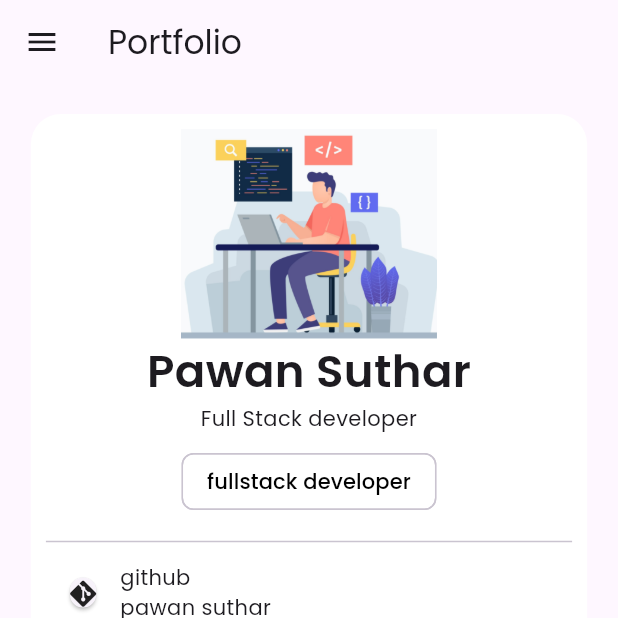
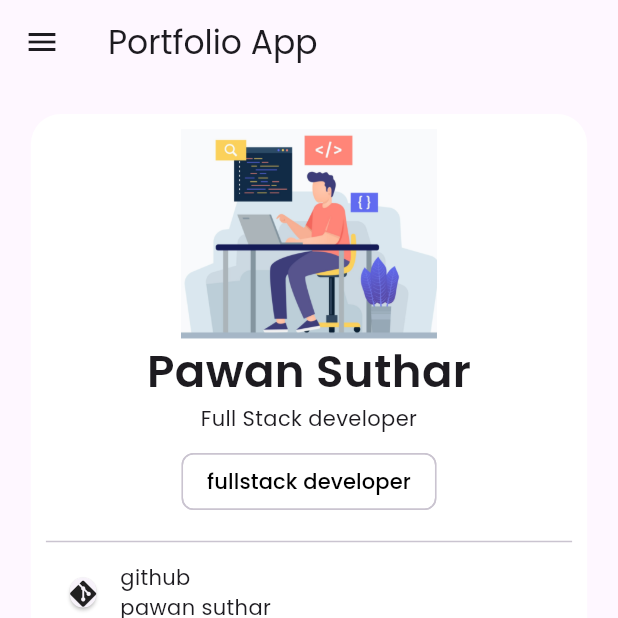
Before and after one commit to pawan-suthar/portfolio-flutter, a Flutter app: the screen it shows after launch, on a phone screen of 412 x 824 dp, the top half of it. Run offline on Flutter 3.47's test engine with Material 2 defaults, Android fonts, the phone set to English and light mode, and no system bars; drawn by our look-alikes of timelines; our stand-ins replace font_awesome_flutter, velocity_x.

Commit message:
name changes

```diff
--- a/lib/main.dart
+++ b/lib/main.dart
@@ -13,7 +13,7 @@ class MyApp extends StatelessWidget {
   Widget build(BuildContext context) {
     return MaterialApp(
         debugShowCheckedModeBanner: false,
-        title: 'Portfolio App',
+        title: 'Portfolio',
         theme: ThemeData(
           primarySwatch: Colors.purple,
           canvasColor: Colors.white,
--- a/lib/portfolio.dart
+++ b/lib/portfolio.dart
@@ -31,7 +31,7 @@ class _portfolioState extends State<portfolio> {
 
     return Scaffold(
         appBar: AppBar(
-          title: const Text("Portfolio"),
+          title: const Text("Portfolio App"),
           actions: isMobile ? null : navItems,
         ),
         drawer: isMobile
```
